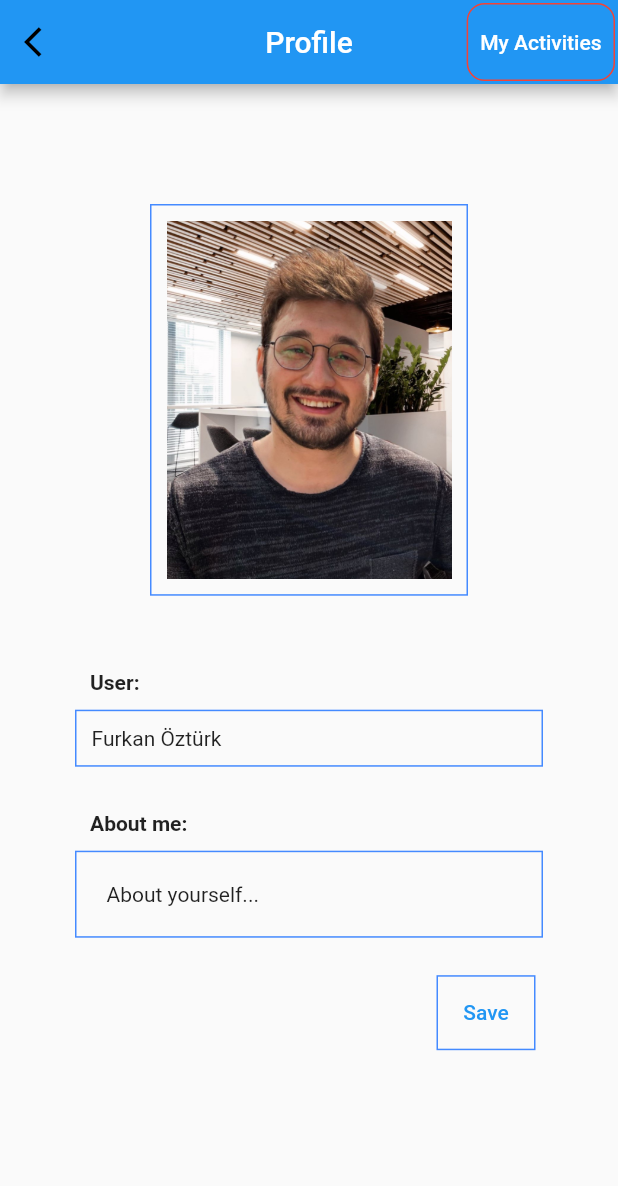
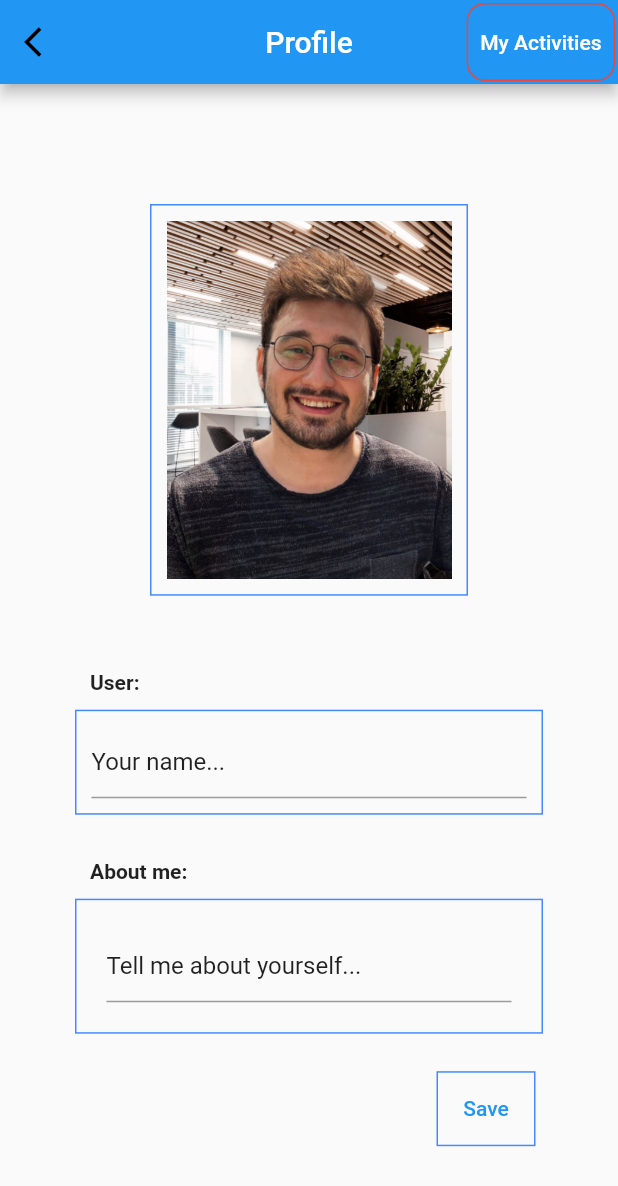
Before and after one commit to frkn2076/Social.UI, a Flutter app: the Profile screen opened directly, after a tap on "Save", on a phone screen of 412 x 824 dp. Shown: the top 1186 px of the screen. Run offline on Flutter 3.47's test engine with Material 2 defaults, Android fonts, the phone set to English and light mode, and no system bars; network calls fail.

Commit message:
private profile impl.

```diff
--- a/social/lib/http/api.dart
+++ b/social/lib/http/api.dart
@@ -1,5 +1,7 @@
 import 'dart:convert';
+import 'package:flutter/cupertino.dart';
 import 'package:http/http.dart' as http;
+import 'package:social/http/models/private_profile.dart';
 import 'models/activity_detail_response.dart';
 import 'models/all_activity_response.dart';
 import 'models/auth_response.dart';
@@ -91,4 +93,58 @@ class Api {
     }
     return null;
   }
+
+  Future<bool> joinActivity(int activityId) async {
+    final fixedHeaders = {
+      "Access-Control-Allow-Origin": "*",
+      "Content-type": "application/json",
+      "Authorization": "Bearer $accessToken"
+    };
+
+    final body = jsonEncode(<String, Object>{'activityId': activityId});
+
+    final response = await http.post(Uri.parse('${baseUrl}activity/join'),
+        headers: fixedHeaders, body: body);
+
+    if (response.statusCode == 200) {
+      return true;
+    }
+    return false;
+  }
+
+  Future<PrivateProfile?> getPrivateProfile() async {
+    final fixedHeaders = {
+      "Access-Control-Allow-Origin": "*",
+      "Content-type": "application/json",
+      "Authorization": "Bearer $accessToken"
+    };
+
+    final response = await http.get(Uri.parse('${baseUrl}profile/private'),
+        headers: fixedHeaders);
+
+    if (response.statusCode == 200) {
+      var responseBody = PrivateProfile.fromJson(jsonDecode(response.body));
+      return responseBody;
+    }
+    return null;
+  }
+
+  Future<bool?> updatePrivateProfile(String? photo, String? name, String? about) async {
+    final fixedHeaders = {
+      "Access-Control-Allow-Origin": "*",
+      "Content-type": "application/json",
+      "Authorization": "Bearer $accessToken"
+    };
+
+    final body = jsonEncode(
+        <String, String?>{'Photo': photo, 'Name': name, 'About': about});
+
+    final response = await http.put(Uri.parse('${baseUrl}profile/private'),
+        headers: fixedHeaders, body: body);
+
+    if (response.statusCode == 200) {
+      return true;
+    }
+    return false;
+  }
 }
--- /dev/null
+++ b/social/lib/http/models/private_profile.dart
@@ -0,0 +1,40 @@
+class PrivateProfile {
+  int? id;
+  String? userName;
+  String? email;
+  String? password;
+  String? photo;
+  String? name;
+  String? surname;
+  String? refreshToken;
+  String? expireDate;
+  String? role;
+  String? about;
+
+  PrivateProfile(
+      {this.id,
+      this.userName,
+      this.email,
+      this.password,
+      this.photo,
+      this.name,
+      this.surname,
+      this.refreshToken,
+      this.expireDate,
+      this.role,
+      this.about});
+
+  PrivateProfile.fromJson(Map<String, dynamic> json) {
+    id = json['id'];
+    userName = json['userName'];
+    email = json['email'];
+    password = json['password'];
+    photo = json['photo'];
+    name = json['name'];
+    surname = json['surname'];
+    refreshToken = json['refreshToken'];
+    expireDate = json['expireDate'];
+    role = json['role'];
+    about = json['about'];
+  }
+}
--- a/social/lib/profile.dart
+++ b/social/lib/profile.dart
@@ -1,5 +1,8 @@
 import 'package:flutter/material.dart';
+import 'package:social/http/models/private_profile.dart';
 import 'package:social/private_activity.dart';
+
+import 'http/api.dart';
 
 class Profile extends StatelessWidget {
   final int id;
@@ -64,11 +67,19 @@ class MyStatefulWidget extends StatefulWidget {
 }
 
 class _MyStatefulWidgetState extends State<MyStatefulWidget> {
-  TextEditingController nameController = TextEditingController();
-  TextEditingController passwordController = TextEditingController();
+  TextEditingController _nameController = TextEditingController();
+  TextEditingController _photoController = TextEditingController();
+  TextEditingController _aboutController = TextEditingController();
 
   @override
   Widget build(BuildContext context) {
+    return FutureBuilder<PrivateProfile?>(
+      future: Api().getPrivateProfile(),
+      builder: (context, projectSnap) {
+        if (projectSnap.connectionState == ConnectionState.done) {
+          _nameController.text = projectSnap.data?.name ?? "Your name...";
+          _aboutController.text = projectSnap.data?.about ?? "Tell me about yourself...";
+
           return ListView(
             children: <Widget>[
               Container(
@@ -98,7 +109,7 @@ class _MyStatefulWidgetState extends State<MyStatefulWidget> {
                 decoration: BoxDecoration(
                   border: Border.all(color: Colors.blueAccent),
                 ),
-          child: const Text("Furkan Öztürk"),
+                child: TextField(controller: _nameController),
               ),
               Container(
                 alignment: Alignment.topLeft,
@@ -116,7 +127,7 @@ class _MyStatefulWidgetState extends State<MyStatefulWidget> {
                 decoration: BoxDecoration(
                   border: Border.all(color: Colors.blueAccent),
                 ),
-          child: const Text("About yourself..."),
+                child: TextField(controller: _aboutController),
               ),
               Container(
                 alignment: Alignment.topCenter,
@@ -131,7 +142,15 @@ class _MyStatefulWidgetState extends State<MyStatefulWidget> {
                       ),
                       child: TextButton(
                         child: const Text("Save"),
-                  onPressed: () {},
+                        onPressed: () => {
+                          Api()
+                              .updatePrivateProfile(null, _nameController.text, _aboutController.text)
+                              .then(
+                                (isSuccess) => setState(
+                                  () {},
+                                ),
+                              )
+                        },
                       ),
                     ),
                   ],
@@ -139,5 +158,12 @@ class _MyStatefulWidgetState extends State<MyStatefulWidget> {
               )
             ],
           );
+        } else {
+          return const Center(
+            child: CircularProgressIndicator(),
+          );
+        }
+      },
+    );
   }
 }
```
Also changed, not shown: social/lib/activity.dart (+25 -15 lines). Lines whose indentation alone changed are shown as unchanged.
